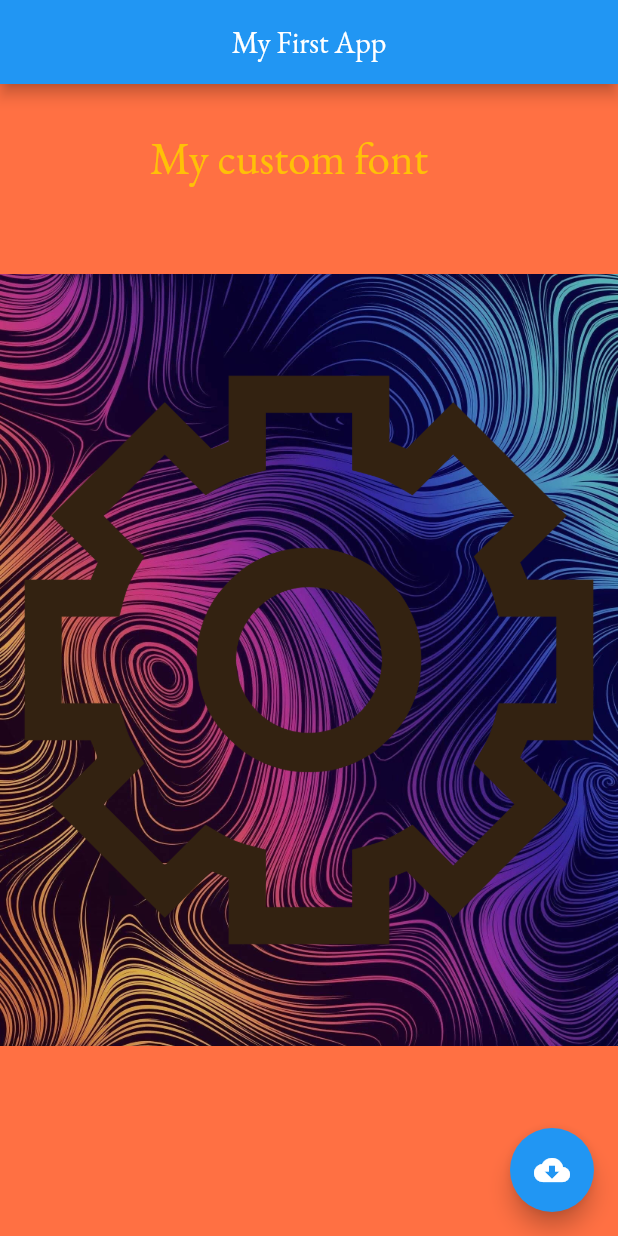
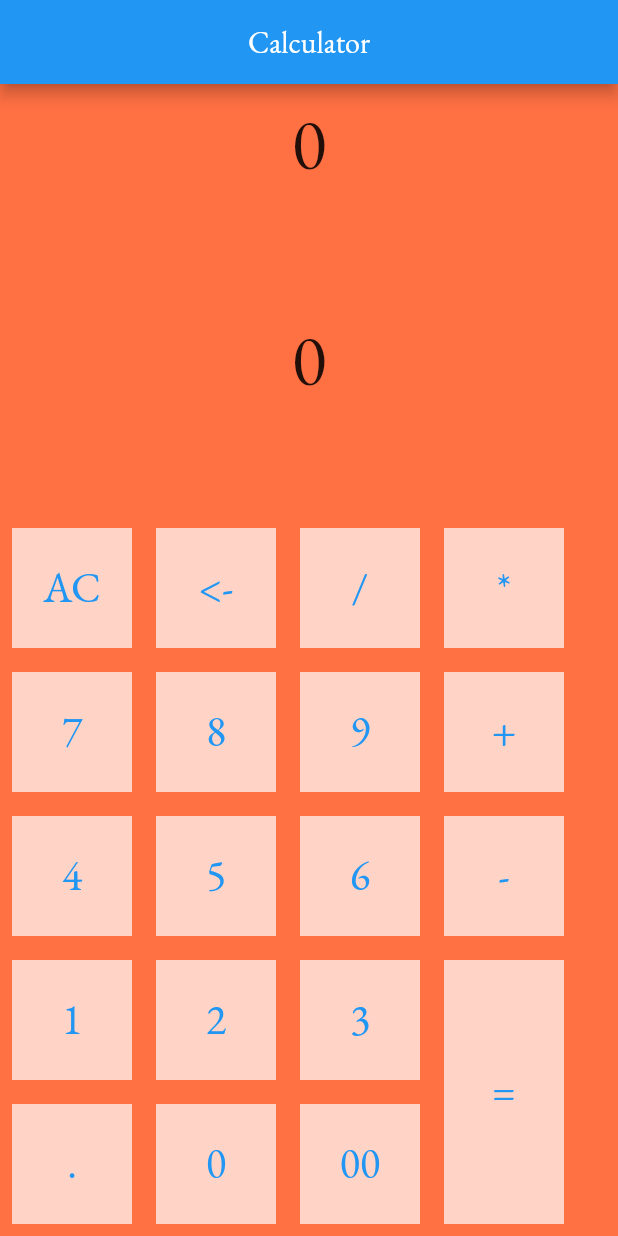
Before and after one commit to DenysBabin/flutter-first-App, a Flutter app: the screen it shows after launch, on a phone screen of 412 x 824 dp. Run offline on Flutter 3.47's test engine with Material 2 defaults, Android fonts, the phone set to English and light mode, and no system bars.

Commit message:
Calculator start

```diff
--- a/lib/main.dart
+++ b/lib/main.dart
@@ -13,13 +13,16 @@ class MyFirstApp extends StatefulWidget {
 }
 
 class _MyFirstAppState extends State<MyFirstApp> {
-  late bool _loading;
+  String string = "0";
+  String result = "0";
+  double? w1 = 85;
+  double? w2 = 170;
   late double _progressValue;
 
   @override
   void initState() {
-    _loading = false;
-    _progressValue = 0;
+    string = '0';
+    result = "0";
     super.initState();
   }
 
@@ -30,58 +33,111 @@ class _MyFirstAppState extends State<MyFirstApp> {
       home: Scaffold(
         backgroundColor: Colors.deepOrange[400],
         appBar: AppBar(
-          title: Text("My First App"),
+          title: Text("Calculator"),
           centerTitle: true,
         ),
         body: Center(
-          child: Stack(
-            fit: StackFit.expand,
+          child: Column(
+            mainAxisAlignment: MainAxisAlignment.spaceBetween,
             children: [
-              Image(
-                image: AssetImage('assets/images/image-1.jpeg'),
-              ),
-              Image.asset('assets/icons/icon.png'),
-              Positioned(
-                top: 30,
-                left: 100,
-                child: Text(
-                  'My custom font',
-                  style: TextStyle(
-                    fontSize: 30,
-                    color: Colors.amber,
-                    fontFamily: 'EBGaramond',
+              Container(
+                height: 80,
+                child: Center(
+                  child: Text(
+                    string,
+                    style: TextStyle(
+                      fontSize: 48,
+                    ),
                   ),
                 ),
+              ),
+              Container(
+                height: 80,
+                child: Center(
+                  child: Text(
+                    result,
+                    style: TextStyle(
+                      fontSize: 48,
+                    ),
+                  ),
+                ),
+              ),
+              Row(
+                children: [
+                  Column(
+                    children: [
+                      MyButton(myContext: "AC"),
+                      MyButton(myContext: "7"),
+                      MyButton(myContext: "4"),
+                      MyButton(myContext: "1"),
+                      MyButton(myContext: "."),
+                    ],
+                  ),
+                  Column(
+                    children: [
+                      MyButton(myContext: "<-"),
+                      MyButton(myContext: "8"),
+                      MyButton(myContext: "5"),
+                      MyButton(myContext: "2"),
+                      MyButton(myContext: "0"),
+                    ],
+                  ),
+                  Column(
+                    children: [
+                      MyButton(myContext: "/"),
+                      MyButton(myContext: "9"),
+                      MyButton(myContext: "6"),
+                      MyButton(myContext: "3"),
+                      MyButton(myContext: "00"),
+                    ],
+                  ),
+                  Column(
+                    children: [
+                      MyButton(myContext: "*"),
+                      MyButton(myContext: "+"),
+                      MyButton(myContext: "-"),
+                      MyButton(myContext: "=", w2: 176),
+                    ],
+                  ),
+                ],
               ),
             ],
           ),
         ),
-        floatingActionButton: FloatingActionButton(
-          child: Icon(Icons.cloud_download),
-          onPressed: () {
-            setState(() {
-              _loading = !_loading;
-              _updateProgress();
-            });
-          },
+      ),
+    );
+  }
+}
+
+class MyButton extends StatelessWidget {
+  final double? w1;
+  final double? w2;
+  final String myContext;
+  final Color myColor;
+
+  const MyButton(
+      {Key? key,
+      this.w1 = 80,
+      this.w2 = 80,
+      required this.myContext,
+      this.myColor = Colors.white70})
+      : super(key: key);
+
+  @override
+  Widget build(BuildContext context) {
+    return TextButton(
+      onPressed: () {},
+      child: Container(
+        height: w2,
+        width: w1,
+        decoration: BoxDecoration(color: myColor),
+        child: Center(
+          child: Text(
+            myContext,
+            style: TextStyle(fontSize: 28),
+          ),
         ),
       ),
     );
   }
-
-  void _updateProgress() {
-    const oneSec = const Duration(seconds: 1);
-    Timer.periodic(oneSec, (Timer timer) {
-      setState(() {
-        _progressValue += 0.2;
-
-        if (_progressValue.toStringAsFixed(1) == '1.0') {
-          _loading = false;
-          timer.cancel();
-          _progressValue = 0.0;
-          return;
-        }
-      });
-    });
-  }
 }
```
